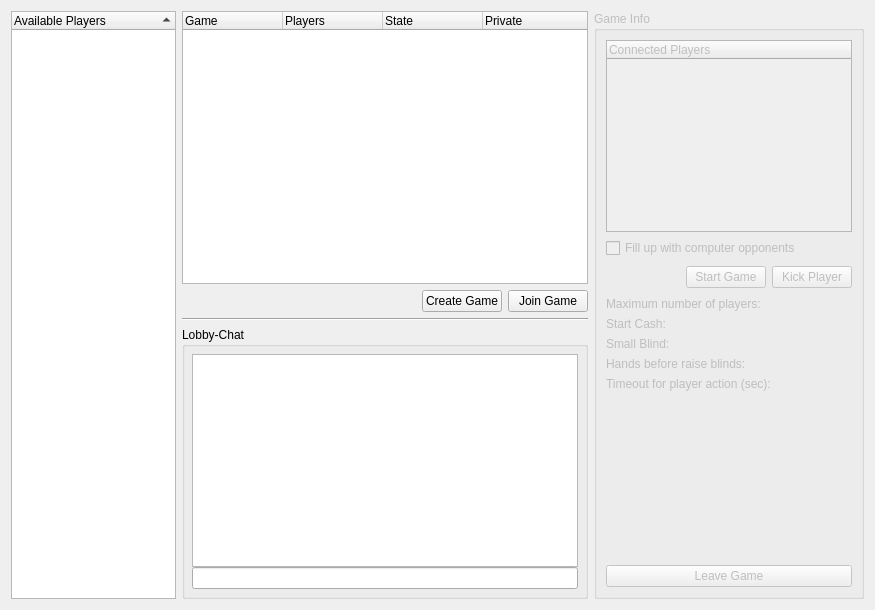
Qt form src/gui/qt/gamelobbydialog.ui (pokerth/pokerth) before a commit.
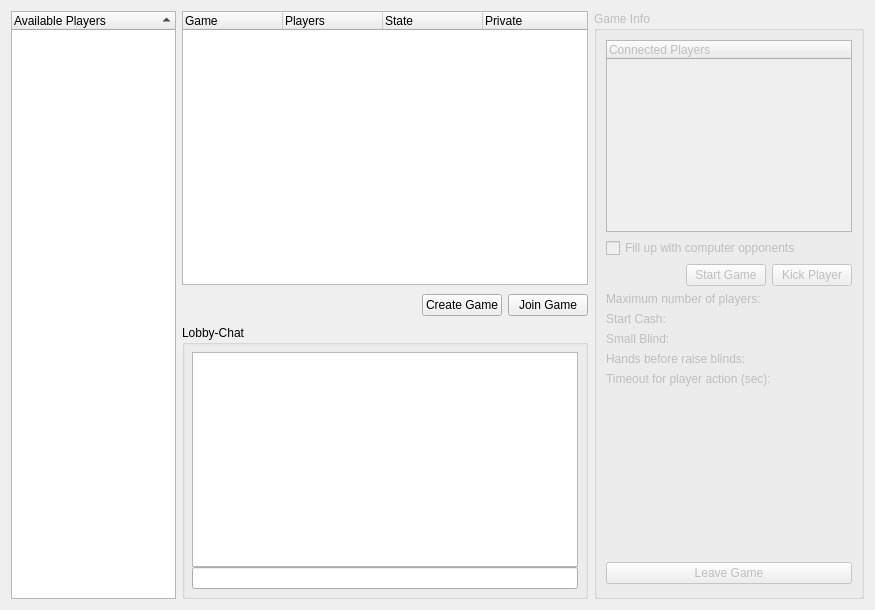
The same form after that commit.

The edit to the form file:
```diff
--- a/src/gui/qt/gamelobbydialog.ui
+++ b/src/gui/qt/gamelobbydialog.ui
@@ -13,7 +13,7 @@
    <string>Game Lobby</string>
   </property>
   <layout class="QGridLayout" >
-   <item rowspan="4" row="0" column="0" >
+   <item rowspan="3" row="0" column="0" >
     <widget class="QTreeWidget" name="treeWidget_NickList" >
      <property name="sizePolicy" >
       <sizepolicy vsizetype="Expanding" hsizetype="Fixed" >
@@ -79,7 +79,7 @@
      </column>
     </widget>
    </item>
-   <item rowspan="4" row="0" column="2" >
+   <item rowspan="3" row="0" column="2" >
     <widget class="QGroupBox" name="groupBox_GameInfo" >
      <property name="enabled" >
       <bool>false</bool>
@@ -133,34 +133,6 @@
         <property name="spacing" >
          <number>6</number>
         </property>
-        <property name="leftMargin" >
-         <number>0</number>
-        </property>
-        <property name="topMargin" >
-         <number>0</number>
-        </property>
-        <property name="rightMargin" >
-         <number>0</number>
-        </property>
-        <property name="bottomMargin" >
-         <number>0</number>
-        </property>
-        <item>
-         <spacer>
-          <property name="orientation" >
-           <enum>Qt::Vertical</enum>
-          </property>
-          <property name="sizeType" >
-           <enum>QSizePolicy::Fixed</enum>
-          </property>
-          <property name="sizeHint" >
-           <size>
-            <width>16</width>
-            <height>27</height>
-           </size>
-          </property>
-         </spacer>
-        </item>
         <item>
          <spacer>
           <property name="orientation" >
@@ -211,7 +183,7 @@
          <number>6</number>
         </property>
         <item row="3" column="0" >
-         <widget class="QLabel" name="label_5" >
+         <widget class="QLabel" name="label_gameDesc4" >
           <property name="text" >
            <string>Hands before raise blinds:</string>
           </property>
@@ -225,14 +197,14 @@
          </widget>
         </item>
         <item row="0" column="0" >
-         <widget class="QLabel" name="label_7" >
+         <widget class="QLabel" name="label_gameDesc1" >
           <property name="text" >
            <string>Maximum number of players:</string>
           </property>
          </widget>
         </item>
         <item row="2" column="0" >
-         <widget class="QLabel" name="label_3" >
+         <widget class="QLabel" name="label_gameDesc3" >
           <property name="text" >
            <string>Small Blind:</string>
           </property>
@@ -260,14 +232,14 @@
          </widget>
         </item>
         <item row="1" column="0" >
-         <widget class="QLabel" name="label" >
+         <widget class="QLabel" name="label_gameDesc2" >
           <property name="text" >
            <string>Start Cash:</string>
           </property>
          </widget>
         </item>
         <item row="4" column="0" >
-         <widget class="QLabel" name="label_2" >
+         <widget class="QLabel" name="label_gameDesc5" >
           <property name="text" >
            <string>Timeout for player action (sec):</string>
           </property>
@@ -297,8 +269,33 @@
       </item>
       <item row="5" column="0" >
        <layout class="QHBoxLayout" >
+        <property name="spacing" >
+         <number>0</number>
+        </property>
+        <item>
+         <spacer>
+          <property name="orientation" >
+           <enum>Qt::Vertical</enum>
+          </property>
+          <property name="sizeType" >
+           <enum>QSizePolicy::Fixed</enum>
+          </property>
+          <property name="sizeHint" >
+           <size>
+            <width>0</width>
+            <height>27</height>
+           </size>
+          </property>
+         </spacer>
+        </item>
         <item>
          <widget class="QPushButton" name="pushButton_Leave" >
+          <property name="sizePolicy" >
+           <sizepolicy vsizetype="Fixed" hsizetype="Expanding" >
+            <horstretch>0</horstretch>
+            <verstretch>0</verstretch>
+           </sizepolicy>
+          </property>
           <property name="text" >
            <string>Leave Game</string>
           </property>
@@ -342,6 +339,22 @@
        </property>
       </spacer>
      </item>
+     <item>
+      <spacer>
+       <property name="orientation" >
+        <enum>Qt::Vertical</enum>
+       </property>
+       <property name="sizeType" >
+        <enum>QSizePolicy::Fixed</enum>
+       </property>
+       <property name="sizeHint" >
+        <size>
+         <width>0</width>
+         <height>28</height>
+        </size>
+       </property>
+      </spacer>
+     </item>
      <item>
       <widget class="QPushButton" name="pushButton_CreateGame" >
        <property name="text" >
@@ -359,13 +372,6 @@
     </layout>
    </item>
    <item row="2" column="1" >
-    <widget class="Line" name="line" >
-     <property name="orientation" >
-      <enum>Qt::Horizontal</enum>
-     </property>
-    </widget>
-   </item>
-   <item row="3" column="1" >
     <widget class="QGroupBox" name="groupBox" >
      <property name="title" >
       <string>Lobby-Chat</string>
```
